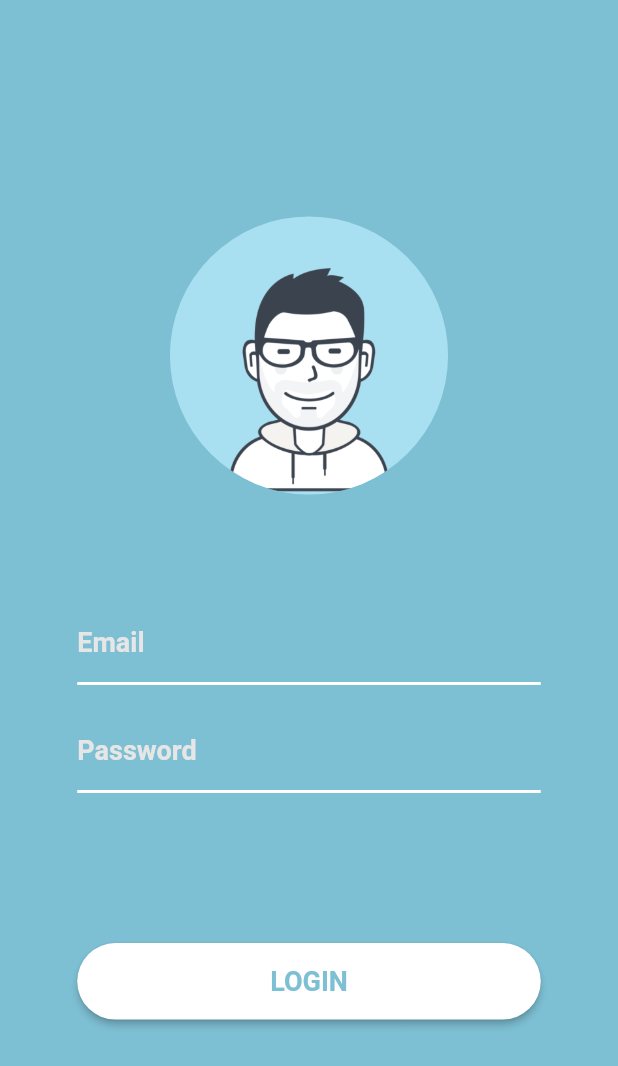
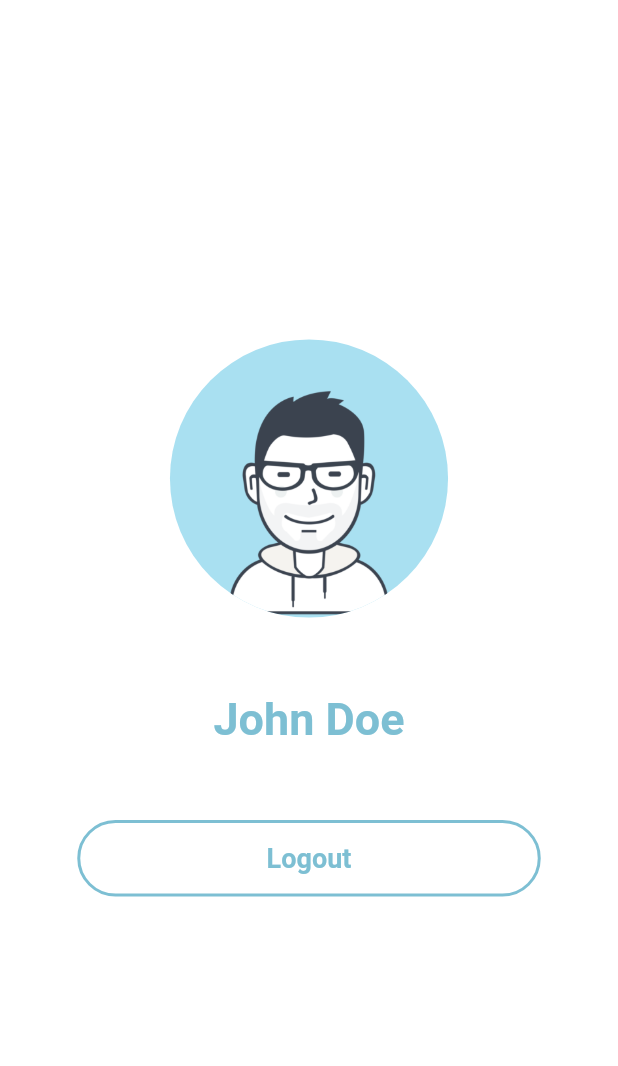
Before and after one commit to cromueloliver02/authify, a Flutter app: the screen it shows after launch, after a tap on "LOGIN", on a phone screen of 412 x 824 dp. Shown: the top 1066 px of the screen. Run offline on Flutter 3.47's test engine with Material 2 defaults, Android fonts, the light colour scheme and no system bars.

Commit message:
created home screen

```diff
--- a/lib/authify_app.dart
+++ b/lib/authify_app.dart
@@ -1,5 +1,6 @@
 import 'package:flutter/material.dart';
 import 'screens/login_screen.dart';
+import 'screens/home_screen.dart';
 import 'data.dart';
 
 class AuthifyApp extends StatelessWidget {
@@ -13,7 +14,11 @@ class AuthifyApp extends StatelessWidget {
         primarySwatch: Colors.blue,
         scaffoldBackgroundColor: primaryColor,
       ),
-      home: const LoginScreen(),
+      initialRoute: LoginScreen.id,
+      routes: {
+        LoginScreen.id: (ctx) => const LoginScreen(),
+        HomeScreen.id: (ctx) => const HomeScreen(),
+      },
     );
   }
 }
--- /dev/null
+++ b/lib/screens/home_screen.dart
@@ -0,0 +1,49 @@
+import 'package:flutter/material.dart';
+import '../widgets/atf_login_avatar.dart';
+import '../widgets/atf_outline_button.dart';
+import '../screens/login_screen.dart';
+import '../data.dart';
+
+class HomeScreen extends StatelessWidget {
+  static const id = '/';
+
+  const HomeScreen({super.key});
+
+  void logout(BuildContext ctx) =>
+      Navigator.pushReplacementNamed(ctx, LoginScreen.id);
+
+  @override
+  Widget build(BuildContext context) {
+    final screenSize = MediaQuery.of(context).size;
+
+    return Scaffold(
+      backgroundColor: Colors.white,
+      body: SizedBox(
+        width: screenSize.width,
+        child: Column(
+          mainAxisAlignment: MainAxisAlignment.center,
+          children: [
+            const ATFLoginAvatar(),
+            const SizedBox(height: 50),
+            const Text(
+              'John Doe',
+              style: TextStyle(
+                color: primaryColor,
+                fontSize: 30,
+                fontWeight: FontWeight.w600,
+              ),
+            ),
+            const SizedBox(height: 50),
+            SizedBox(
+              width: screenSize.width * 0.75,
+              child: ATFOutlineButton(
+                title: 'Logout',
+                onPressed: () => logout(context),
+              ),
+            ),
+          ],
+        ),
+      ),
+    );
+  }
+}
--- a/lib/screens/login_screen.dart
+++ b/lib/screens/login_screen.dart
@@ -1,10 +1,18 @@
 import 'package:flutter/material.dart';
 import '../widgets/atf_login_avatar.dart';
 import '../widgets/atf_text_field.dart';
-import '../widgets/atf_button.dart';
+import '../widgets/atf_solid_button.dart';
+import '../screens/home_screen.dart';
 
 class LoginScreen extends StatelessWidget {
+  static const id = '/login';
+
   const LoginScreen({super.key});
+
+  void onLogin(BuildContext ctx) => Navigator.pushReplacementNamed(
+        ctx,
+        HomeScreen.id,
+      );
 
   @override
   Widget build(BuildContext context) {
@@ -38,9 +46,9 @@ class LoginScreen extends StatelessWidget {
               const SizedBox(height: 100),
               SizedBox(
                 width: screenSize.width * 0.75,
-                child: ATFButton(
+                child: ATFSolidButton(
                   title: 'LOGIN',
-                  onPressed: () {},
+                  onPressed: () => onLogin(context),
                 ),
               ),
             ],
--- /dev/null
+++ b/lib/widgets/atf_outline_button.dart
@@ -0,0 +1,39 @@
+import 'package:flutter/material.dart';
+import '../data.dart';
+
+class ATFOutlineButton extends StatelessWidget {
+  final String title;
+  final VoidCallback onPressed;
+
+  const ATFOutlineButton({
+    super.key,
+    required this.title,
+    required this.onPressed,
+  });
+
+  @override
+  Widget build(BuildContext context) {
+    return MaterialButton(
+      onPressed: onPressed,
+      padding: const EdgeInsets.symmetric(vertical: 15),
+      color: Colors.white,
+      minWidth: double.infinity,
+      elevation: 0,
+      shape: RoundedRectangleBorder(
+        borderRadius: BorderRadius.circular(40),
+        side: const BorderSide(
+          color: primaryColor,
+          width: 2,
+        ),
+      ),
+      child: Text(
+        title,
+        style: const TextStyle(
+          color: primaryColor,
+          fontSize: 18,
+          fontWeight: FontWeight.bold,
+        ),
+      ),
+    );
+  }
+}
--- a/lib/widgets/atf_button.dart
+++ b/lib/widgets/atf_solid_button.dart
@@ -1,11 +1,11 @@
 import 'package:flutter/material.dart';
 import '../data.dart';
 
-class ATFButton extends StatelessWidget {
+class ATFSolidButton extends StatelessWidget {
   final String title;
   final VoidCallback onPressed;
 
-  const ATFButton({
+  const ATFSolidButton({
     super.key,
     required this.title,
     required this.onPressed,
```
